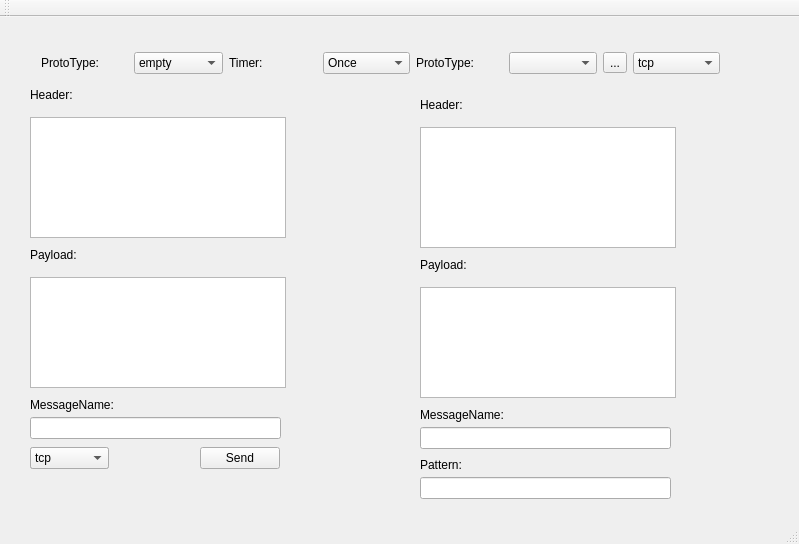
Qt form Pcclient/pcclient.ui (hikerLi/Pcclient) before a commit.
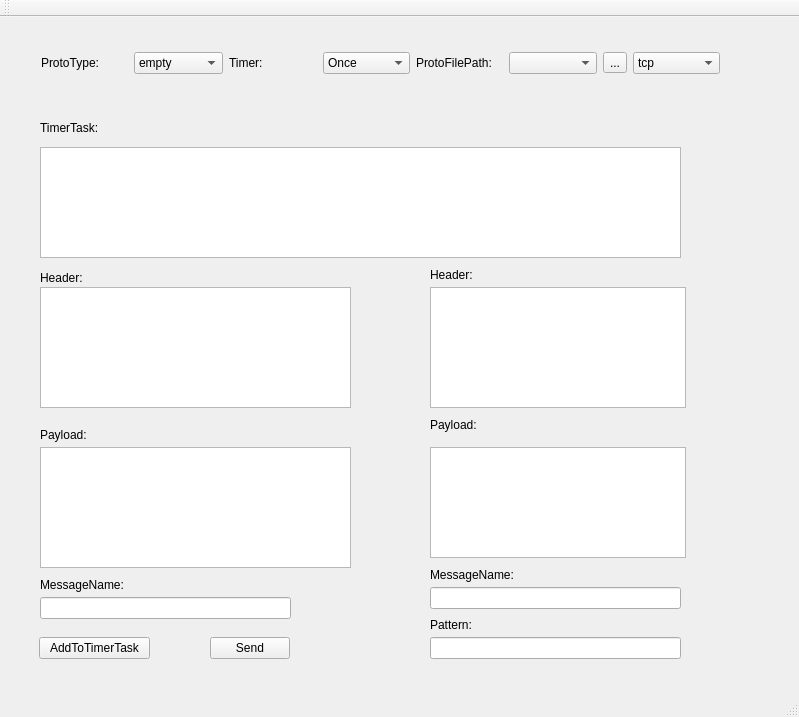
The same form after that commit.

```diff
--- a/Pcclient/pcclient.ui
+++ b/Pcclient/pcclient.ui
@@ -7,68 +7,28 @@
     <x>0</x>
     <y>0</y>
     <width>799</width>
-    <height>544</height>
+    <height>717</height>
    </rect>
   </property>
   <property name="windowTitle">
    <string>Pcclient</string>
   </property>
   <widget class="QWidget" name="centralWidget">
-   <widget class="QListView" name="listView">
+   <widget class="QLineEdit" name="LESenderProtoMessageName">
     <property name="geometry">
      <rect>
-      <x>30</x>
-      <y>100</y>
-      <width>256</width>
-      <height>121</height>
-     </rect>
-    </property>
-   </widget>
-   <widget class="QListView" name="listView_2">
-    <property name="geometry">
-     <rect>
-      <x>30</x>
-      <y>260</y>
-      <width>256</width>
-      <height>111</height>
-     </rect>
-    </property>
-   </widget>
-   <widget class="QLineEdit" name="lineEdit">
-    <property name="geometry">
-     <rect>
-      <x>30</x>
-      <y>400</y>
+      <x>40</x>
+      <y>580</y>
       <width>251</width>
       <height>22</height>
      </rect>
     </property>
    </widget>
-   <widget class="QComboBox" name="comboBox_2">
+   <widget class="QPushButton" name="SendButton">
     <property name="geometry">
      <rect>
-      <x>30</x>
-      <y>430</y>
-      <width>79</width>
-      <height>22</height>
-     </rect>
-    </property>
-    <item>
-     <property name="text">
-      <string>tcp</string>
-     </property>
-    </item>
-    <item>
-     <property name="text">
-      <string>udp</string>
-     </property>
-    </item>
-   </widget>
-   <widget class="QPushButton" name="pushButton">
-    <property name="geometry">
-     <rect>
-      <x>200</x>
-      <y>430</y>
+      <x>210</x>
+      <y>620</y>
       <width>80</width>
       <height>22</height>
      </rect>
@@ -80,8 +40,8 @@
    <widget class="QLabel" name="label">
     <property name="geometry">
      <rect>
-      <x>30</x>
-      <y>380</y>
+      <x>40</x>
+      <y>560</y>
       <width>121</width>
       <height>16</height>
      </rect>
@@ -93,8 +53,8 @@
    <widget class="QLabel" name="label_2">
     <property name="geometry">
      <rect>
-      <x>30</x>
-      <y>230</y>
+      <x>40</x>
+      <y>410</y>
       <width>121</width>
       <height>16</height>
      </rect>
@@ -106,10 +66,10 @@
    <widget class="QLabel" name="label_3">
     <property name="geometry">
      <rect>
-      <x>30</x>
-      <y>70</y>
-      <width>121</width>
-      <height>16</height>
+      <x>40</x>
+      <y>250</y>
+      <width>111</width>
+      <height>21</height>
      </rect>
     </property>
     <property name="text">
@@ -119,8 +79,8 @@
    <widget class="QLabel" name="label_7">
     <property name="geometry">
      <rect>
-      <x>420</x>
-      <y>80</y>
+      <x>430</x>
+      <y>250</y>
       <width>121</width>
       <height>16</height>
      </rect>
@@ -132,8 +92,8 @@
    <widget class="QListView" name="listView_3">
     <property name="geometry">
      <rect>
-      <x>420</x>
-      <y>110</y>
+      <x>430</x>
+      <y>270</y>
       <width>256</width>
       <height>121</height>
      </rect>
@@ -142,8 +102,8 @@
    <widget class="QLabel" name="label_8">
     <property name="geometry">
      <rect>
-      <x>420</x>
-      <y>240</y>
+      <x>430</x>
+      <y>400</y>
       <width>121</width>
       <height>16</height>
      </rect>
@@ -155,8 +115,8 @@
    <widget class="QListView" name="listView_4">
     <property name="geometry">
      <rect>
-      <x>420</x>
-      <y>270</y>
+      <x>430</x>
+      <y>430</y>
       <width>256</width>
       <height>111</height>
      </rect>
@@ -165,8 +125,8 @@
    <widget class="QLabel" name="label_9">
     <property name="geometry">
      <rect>
-      <x>420</x>
-      <y>390</y>
+      <x>430</x>
+      <y>550</y>
       <width>121</width>
       <height>16</height>
      </rect>
@@ -178,38 +138,18 @@
    <widget class="QLineEdit" name="lineEdit_2">
     <property name="geometry">
      <rect>
-      <x>420</x>
-      <y>410</y>
+      <x>430</x>
+      <y>570</y>
       <width>251</width>
       <height>22</height>
      </rect>
     </property>
    </widget>
-   <widget class="QComboBox" name="comboBox_4">
+   <widget class="QLineEdit" name="LERecverPayloadPattern">
     <property name="geometry">
      <rect>
-      <x>30</x>
-      <y>430</y>
-      <width>79</width>
-      <height>22</height>
-     </rect>
-    </property>
-    <item>
-     <property name="text">
-      <string>tcp</string>
-     </property>
-    </item>
-    <item>
-     <property name="text">
-      <string>udp</string>
-     </property>
-    </item>
-   </widget>
-   <widget class="QLineEdit" name="lineEdit_3">
-    <property name="geometry">
-     <rect>
-      <x>420</x>
-      <y>460</y>
+      <x>430</x>
+      <y>620</y>
       <width>251</width>
       <height>22</height>
      </rect>
@@ -218,8 +158,8 @@
    <widget class="QLabel" name="label_10">
     <property name="geometry">
      <rect>
-      <x>420</x>
-      <y>440</y>
+      <x>430</x>
+      <y>600</y>
       <width>121</width>
       <height>16</height>
      </rect>
@@ -308,7 +248,7 @@
      <item>
       <widget class="QLabel" name="label_5">
        <property name="text">
-        <string>ProtoType:</string>
+        <string>ProtoFilePath:</string>
        </property>
       </widget>
      </item>
@@ -338,6 +278,62 @@
      </item>
     </layout>
    </widget>
+   <widget class="QListWidget" name="LVTimerSenderTask">
+    <property name="geometry">
+     <rect>
+      <x>40</x>
+      <y>130</y>
+      <width>641</width>
+      <height>111</height>
+     </rect>
+    </property>
+   </widget>
+   <widget class="QLabel" name="label_11">
+    <property name="geometry">
+     <rect>
+      <x>40</x>
+      <y>100</y>
+      <width>111</width>
+      <height>21</height>
+     </rect>
+    </property>
+    <property name="text">
+     <string>TimerTask:</string>
+    </property>
+   </widget>
+   <widget class="QPushButton" name="AddToTimerTaskButton">
+    <property name="geometry">
+     <rect>
+      <x>39</x>
+      <y>620</y>
+      <width>111</width>
+      <height>22</height>
+     </rect>
+    </property>
+    <property name="text">
+     <string>AddToTimerTask</string>
+    </property>
+   </widget>
+   <widget class="QPlainTextEdit" name="PTESenderHeader">
+    <property name="geometry">
+     <rect>
+      <x>40</x>
+      <y>270</y>
+      <width>311</width>
+      <height>121</height>
+     </rect>
+    </property>
+   </widget>
+   <widget class="QPlainTextEdit" name="PTESenderPayload">
+    <property name="geometry">
+     <rect>
+      <x>40</x>
+      <y>430</y>
+      <width>311</width>
+      <height>121</height>
+     </rect>
+    </property>
+   </widget>
   </widget>
   <widget class="QMenuBar" name="menuBar">
    <property name="geometry">
```
Left out of the diff: 14 changed lines with no effect on the pictures.
